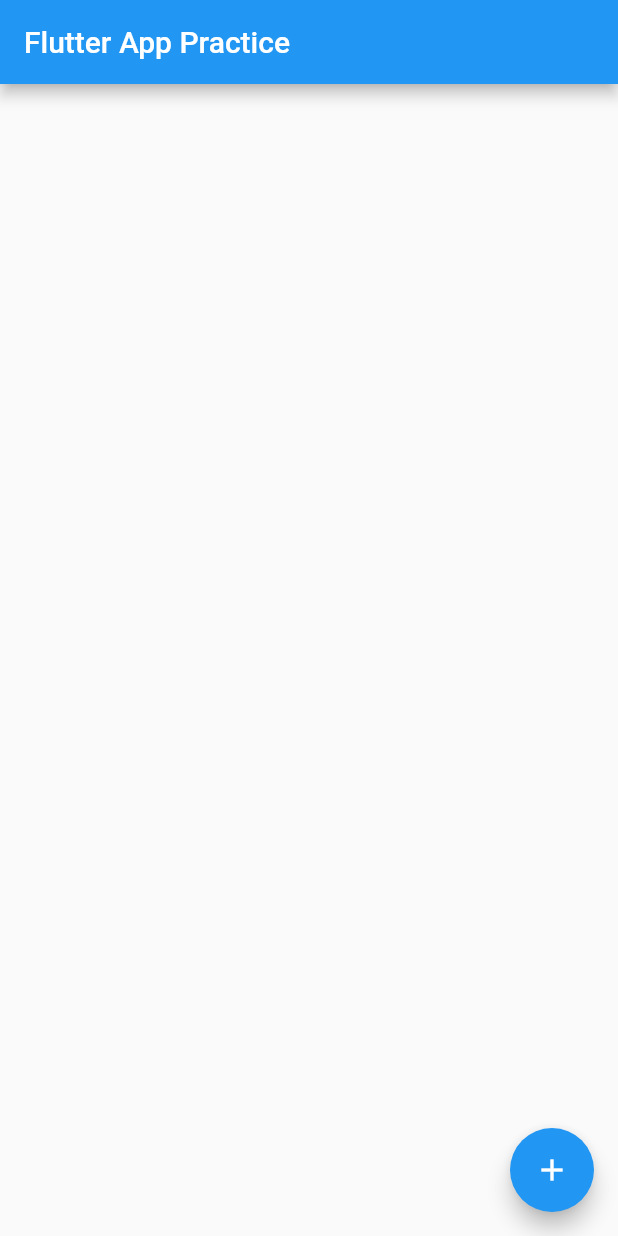
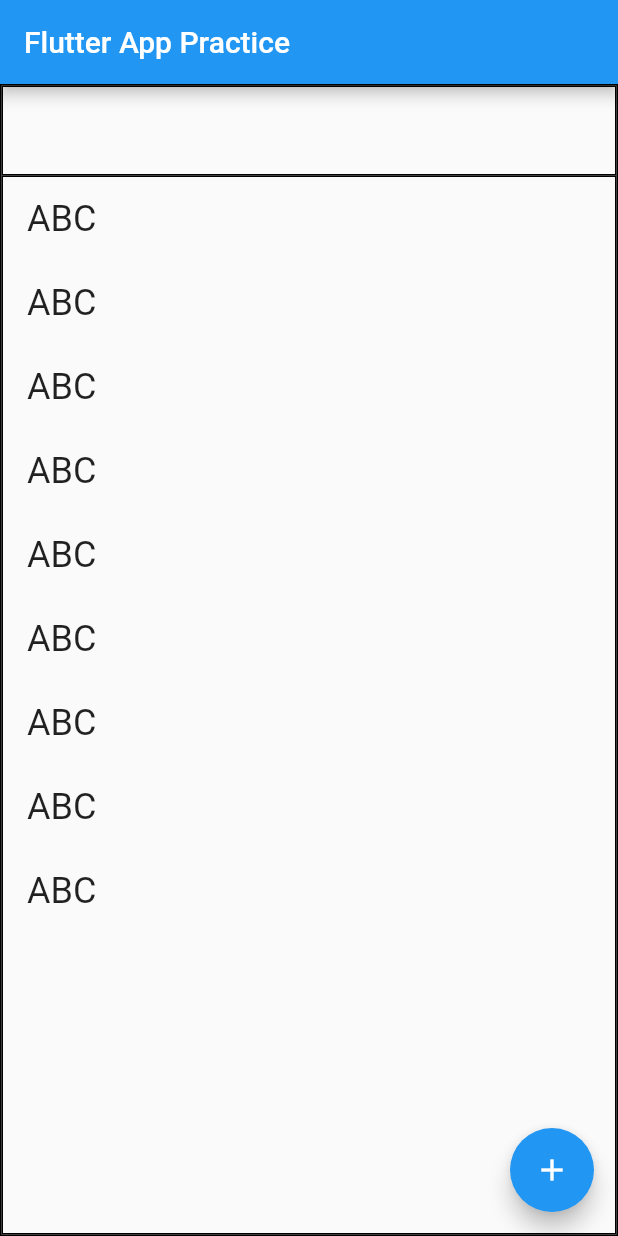
Before and after one commit to eiclipse/gitflutter, a Flutter app: the screen it shows after launch, on a phone screen of 412 x 824 dp. Run offline on Flutter 3.47's test engine with Material 2 defaults, Android fonts, the phone set to English and light mode, and no system bars.

Commit message:
Layout Practice 01

```diff
--- /dev/null
+++ b/lib/components/Guide.dart
@@ -0,0 +1,18 @@
+import 'package:flutter/material.dart';
+import 'package:flutter/widgets.dart';
+
+class Guide{
+
+  static Container getBorderedWidget(Widget w){
+    return Container(
+      decoration: BoxDecoration(
+        border:Border.all(
+          width:1,
+          color: Colors.black
+        )
+      ),
+      child: w,
+    );
+  }
+
+}
--- a/lib/main.dart
+++ b/lib/main.dart
@@ -1,4 +1,6 @@
 import 'package:flutter/material.dart';
+
+import 'components/Guide.dart';
 
 void main() {
   runApp(const MyApp());
@@ -30,17 +32,43 @@
 class _MyHomePageState extends State<MyHomePage> {
   @override
   Widget build(BuildContext context) {
+    MediaQueryData queryData;
+    queryData = MediaQuery.of(context);
+
     return Scaffold(
       appBar: AppBar(
         title: Text(widget.title),
       ),
       body: Center(
-        child: Column(
-          mainAxisAlignment: MainAxisAlignment.center,
-          children: <Widget>[
+        child: Container(
+            decoration: BoxDecoration(border: Border.all(width: 1,color:Colors.black)),
+            constraints: const BoxConstraints(minWidth: 250, minHeight: 400),
+            height:queryData.size.height,
+            width: queryData.size.width,
+            child:Column(
+              mainAxisAlignment: MainAxisAlignment.center,
+              children: <Widget>[
+                Container(
+                  decoration: BoxDecoration(border: Border.all(width: 1)),
+                  height:60,
+                  child: Container(),
+                ),
+                Expanded(child: Guide.getBorderedWidget(ListView(
+                  children: [
+                    ListTile(title: Text("ABC" , style: TextStyle(fontSize: 24.0),),),
+                    ListTile(title: Text("ABC" , style: TextStyle(fontSize: 24.0),),),
+                    ListTile(title: Text("ABC" , style: TextStyle(fontSize: 24.0),),),
+                    ListTile(title: Text("ABC" , style: TextStyle(fontSize: 24.0),),),
+                    ListTile(title: Text("ABC" , style: TextStyle(fontSize: 24.0),),),
+                    ListTile(title: Text("ABC" , style: TextStyle(fontSize: 24.0),),),
+                    ListTile(title: Text("ABC" , style: TextStyle(fontSize: 24.0),),),
+                    ListTile(title: Text("ABC" , style: TextStyle(fontSize: 24.0),),),
+                    ListTile(title: Text("ABC" , style: TextStyle(fontSize: 24.0),),),
 
-          ],
-        ),
+                  ],
+                )))
+              ],
+            )),
       ),
       floatingActionButton: FloatingActionButton(
         onPressed: (){},
```
